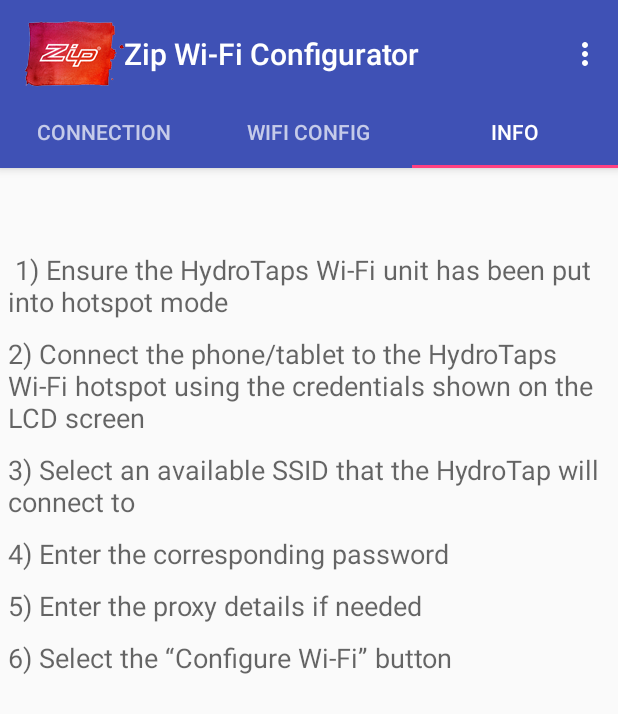
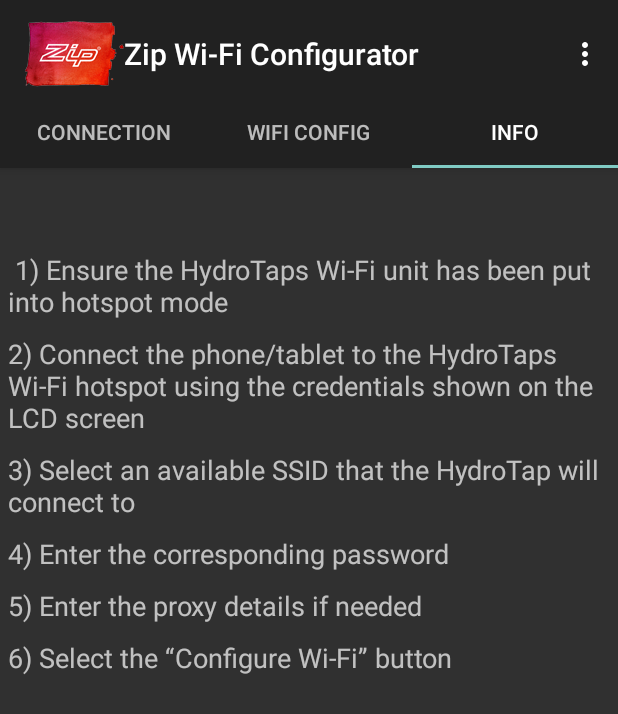
Before and after one commit to ferhat-hajdarpasic/ZipWi-FiConfigurator, an Android app: the screen it shows after launch (MainActivity), tab 3 chosen, on a phone screen of 412 x 824 dp. Shown: the top 714 px of the screen. Run offline under Robolectric (Android 15) with nearby library versions, the phone set to English and light mode, and no system bars.

Commit message:
Changed the theme to dark in 4.3

```diff
--- a/app/src/main/res/values-v21/styles.xml
+++ b/app/src/main/res/values-v21/styles.xml
@@ -1,6 +1,6 @@
 <resources>>
 
-    <style name="AppTheme.NoActionBar">
+    <style name="AppTheme.NoActionBar" parent="Theme.AppCompat.NoActionBar">
         <item name="windowActionBar">false</item>
         <item name="windowNoTitle">true</item>
         <item name="android:windowDrawsSystemBarBackgrounds">true</item>
--- a/app/src/main/res/values/styles.xml
+++ b/app/src/main/res/values/styles.xml
@@ -1,14 +1,14 @@
 <resources>
 
     <!-- Base application theme. -->
-    <style name="AppTheme" parent="Theme.AppCompat.Light.DarkActionBar">
+    <style name="AppTheme" parent="Theme.AppCompat.NoActionBar">
         <!-- Customize your theme here. -->
         <item name="colorPrimary">@color/colorPrimary</item>
         <item name="colorPrimaryDark">@color/colorPrimaryDark</item>
         <item name="colorAccent">@color/colorAccent</item>
     </style>
 
-    <style name="AppTheme.NoActionBar">
+    <style name="AppTheme.NoActionBar" parent="Theme.AppCompat.NoActionBar">
         <item name="windowActionBar">false</item>
         <item name="windowNoTitle">true</item>
     </style>
```
Also changed, not shown: app/src/main/java/com/whitespider/wificonfig/zip/zipwi_ficonfigurator/ConfigureFragment.java (+7 -3 lines).
